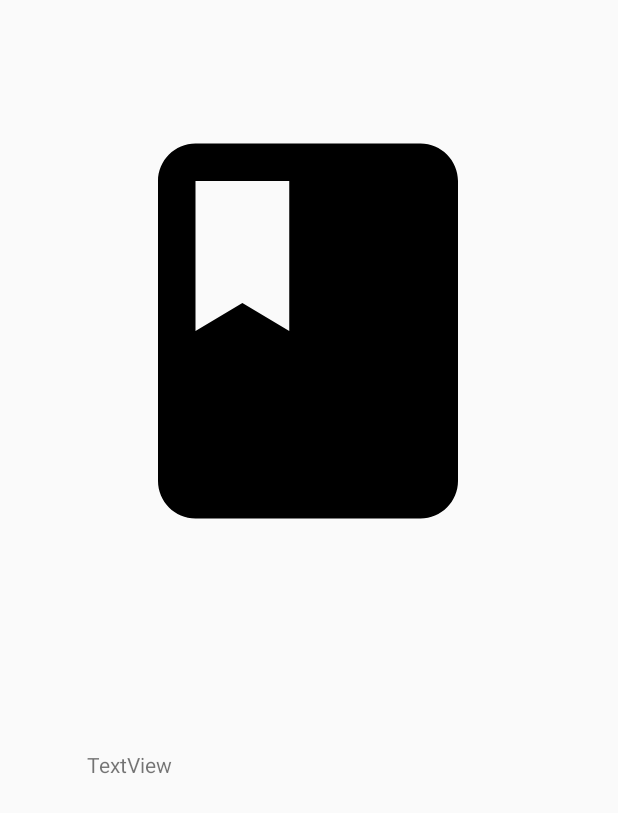
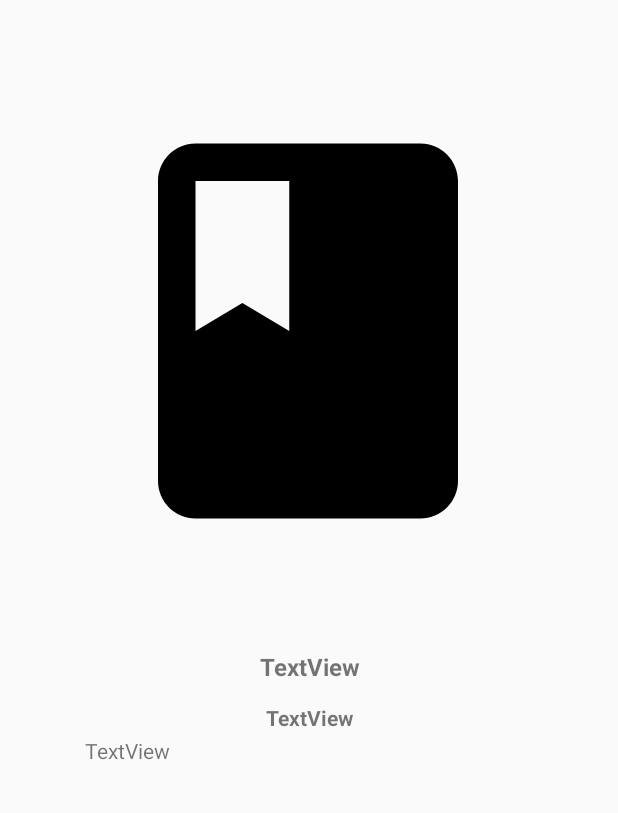
Before and after one commit to IvanYaremko/TopBooks, an Android app: the layout fragment_book_detail.xml on its own in the app's theme, with its tools: preview values and no code run, on a phone screen of 412 x 824 dp. Shown: the top 813 px of the screen. Run offline under Robolectric (Android 15) with nearby library versions, the phone set to English and light mode, and no system bars; network calls fail.

Commit message:
book Detail fragment information filled out

```diff
--- a/app/src/main/java/com/yaremko/topbooks/view/books/BookDetailFragment.kt
+++ b/app/src/main/java/com/yaremko/topbooks/view/books/BookDetailFragment.kt
@@ -51,8 +51,16 @@ class BookDetailFragment : Fragment() {
             setBackgroundColour(it)
         }
 
-        book.bookAuthor?.let {
+        book.bookTitle?.let {
             detailTitle.text = it
+        }
+
+        book.bookContributor?.let {
+            detailAuthor.text = it
+        }
+
+        book.description?.let {
+            detailDescription.text = it
         }
 
     }
--- a/app/src/main/res/layout/fragment_book_detail.xml
+++ b/app/src/main/res/layout/fragment_book_detail.xml
@@ -21,17 +21,46 @@
 
     <TextView
         android:id="@+id/detailTitle"
-        android:layout_width="209dp"
-        android:layout_height="24dp"
+        style="@style/Title2"
+        android:layout_width="300dp"
+        android:layout_height="44dp"
         android:layout_marginStart="156dp"
         android:layout_marginLeft="156dp"
+        android:layout_marginTop="2dp"
         android:layout_marginEnd="196dp"
         android:layout_marginRight="196dp"
+        android:gravity="center"
         android:text="TextView"
         app:layout_constraintBottom_toBottomOf="parent"
         app:layout_constraintEnd_toEndOf="parent"
-        app:layout_constraintHorizontal_bias="0.66"
+        app:layout_constraintHorizontal_bias="0.419"
         app:layout_constraintStart_toStartOf="parent"
         app:layout_constraintTop_toBottomOf="@+id/detailImage"
-        app:layout_constraintVertical_bias="0.209" />
+        app:layout_constraintVertical_bias="0.0" />
+
+    <TextView
+        android:id="@+id/detailAuthor"
+        style="@style/Text_Bold"
+        android:layout_width="300dp"
+        android:layout_height="18dp"
+        android:layout_marginTop="2dp"
+        android:gravity="center"
+        android:text="TextView"
+        app:layout_constraintEnd_toEndOf="parent"
+        app:layout_constraintStart_toStartOf="parent"
+        app:layout_constraintTop_toBottomOf="@+id/detailTitle" />
+
+    <TextView
+        android:id="@+id/detailDescription"
+        style="@style/Text"
+        android:layout_width="300dp"
+        android:layout_height="122dp"
+        android:layout_marginTop="4dp"
+        android:text="TextView"
+        app:layout_constraintBottom_toBottomOf="parent"
+        app:layout_constraintEnd_toEndOf="parent"
+        app:layout_constraintHorizontal_bias="0.504"
+        app:layout_constraintStart_toStartOf="parent"
+        app:layout_constraintTop_toBottomOf="@+id/detailAuthor"
+        app:layout_constraintVertical_bias="0.0" />
 </androidx.constraintlayout.widget.ConstraintLayout>
--- a/app/src/main/res/values/styles.xml
+++ b/app/src/main/res/values/styles.xml
@@ -22,6 +22,11 @@
         <item name="android:textSize">14sp</item>
     </style>
 
+    <style name="Text_Bold">
+        <item name="android:textSize">14sp</item>
+        <item name="android:textStyle">bold</item>
+    </style>
+
     <style name="Small">
         <item name="android:textSize">9sp</item>
     </style>
```
